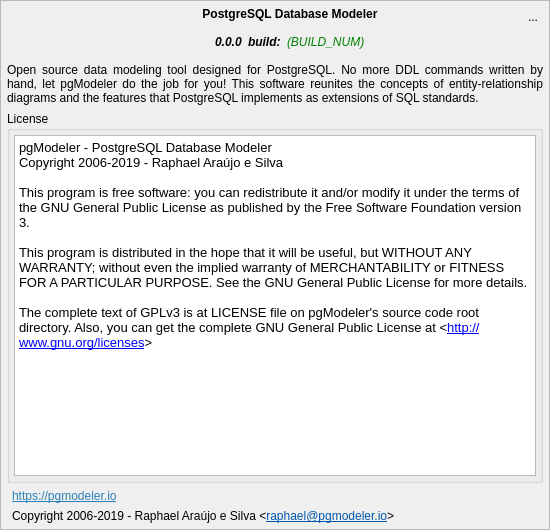
pgmodeler/pgmodeler, file libpgmodeler_ui/ui/aboutwidget.ui: the form before one commit.
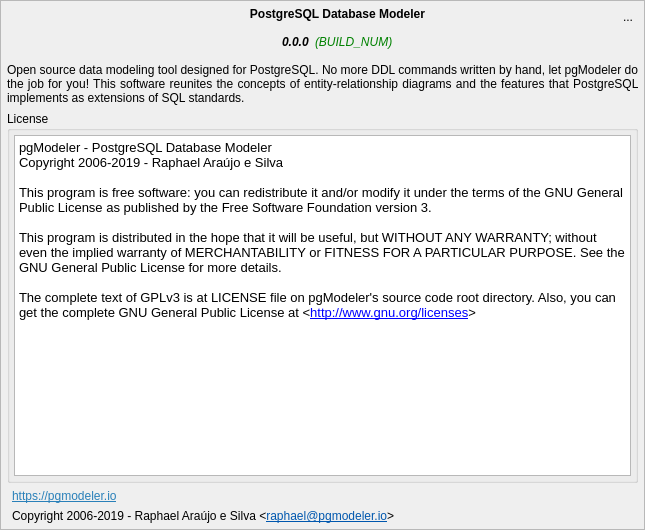
The form after the commit. Icons and pictures are not drawn.

Commit message: Changing the build number generation. Now it'll contain the commit id from where pgModeler was built.

Diff of the .ui file:
```diff
--- a/libpgmodeler_ui/ui/aboutwidget.ui
+++ b/libpgmodeler_ui/ui/aboutwidget.ui
@@ -9,7 +9,7 @@
    <rect>
     <x>0</x>
     <y>0</y>
-    <width>550</width>
+    <width>645</width>
     <height>530</height>
    </rect>
   </property>
@@ -162,33 +162,20 @@
           </property>
          </widget>
         </item>
-        <item row="1" column="2">
-         <widget class="QLabel" name="build_lbl">
-          <property name="sizePolicy">
-           <sizepolicy hsizetype="Fixed" vsizetype="Preferred">
-            <horstretch>0</horstretch>
-            <verstretch>0</verstretch>
-           </sizepolicy>
-          </property>
-          <property name="font">
-           <font>
-            <weight>75</weight>
-            <italic>true</italic>
-            <bold>true</bold>
-           </font>
-          </property>
-          <property name="layoutDirection">
-           <enum>Qt::LeftToRight</enum>
-          </property>
-          <property name="text">
-           <string>build:</string>
-          </property>
-          <property name="indent">
-           <number>-1</number>
-          </property>
-         </widget>
-        </item>
         <item row="1" column="3">
+         <spacer name="horizontalSpacer_2">
+          <property name="orientation">
+           <enum>Qt::Horizontal</enum>
+          </property>
+          <property name="sizeHint" stdset="0">
+           <size>
+            <width>40</width>
+            <height>20</height>
+           </size>
+          </property>
+         </spacer>
+        </item>
+        <item row="1" column="2">
          <widget class="QLabel" name="build_num_lbl">
           <property name="sizePolicy">
            <sizepolicy hsizetype="Preferred" vsizetype="Preferred">
@@ -251,20 +238,7 @@
           </property>
          </widget>
         </item>
-        <item row="1" column="4">
-         <spacer name="horizontalSpacer_2">
-          <property name="orientation">
-           <enum>Qt::Horizontal</enum>
-          </property>
-          <property name="sizeHint" stdset="0">
-           <size>
-            <width>40</width>
-            <height>20</height>
-           </size>
-          </property>
-         </spacer>
-        </item>
-        <item row="0" column="0" colspan="5">
+        <item row="0" column="0" colspan="4">
          <widget class="QLabel" name="title_lbl">
           <property name="sizePolicy">
            <sizepolicy hsizetype="Expanding" vsizetype="Fixed">
```
The commit also changes 6 other files.
